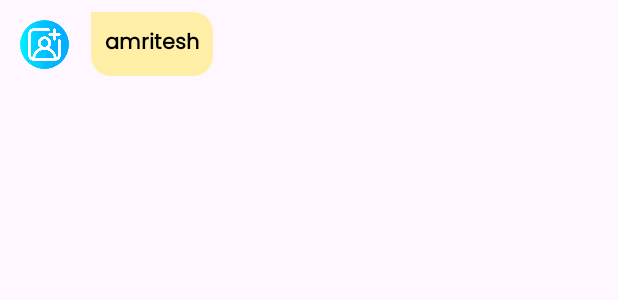
After one commit to amriteshamr/EasyChat-Chat-App, an Android app: the layout reciever_layout.xml on its own in the app's theme, with its tools: preview values and no code run, on a phone screen of 412 x 824 dp. The commit adds this screen. Shown: the top 300 px of the screen. Run offline under Robolectric (Android 15) with nearby library versions, the phone set to English and light mode, and no system bars.

Commit message:
third-commit

```diff
--- /dev/null
+++ b/app/src/main/res/drawable/reciever_shape.xml
@@ -0,0 +1,10 @@
+<?xml version="1.0" encoding="utf-8"?>
+<shape xmlns:android="http://schemas.android.com/apk/res/android">
+
+        <solid android:color="#ffefa6"/>
+        <corners android:topRightRadius="@dimen/_10sdp"
+            android:bottomRightRadius="@dimen/_10sdp"
+            android:bottomLeftRadius="@dimen/_10sdp"/>
+
+
+</shape>
--- a/app/src/main/res/layout/activity_chat_win.xml
+++ b/app/src/main/res/layout/activity_chat_win.xml
@@ -43,6 +43,7 @@
     </LinearLayout>
 
     <androidx.recyclerview.widget.RecyclerView
+        android:id="@+id/msgAdapter"
         android:layout_width="match_parent"
         android:layout_height="543.00dp"
         android:layout_alignParentTop="true"
@@ -72,6 +73,7 @@
             android:layout_weight="1">
 
             <EditText
+                android:id="@+id/textMsg"
                 android:layout_width="338dp"
                 android:layout_height="45dp"
                 android:layout_marginLeft="@dimen/_10sdp"
@@ -86,6 +88,7 @@
         </androidx.cardview.widget.CardView>
 
         <androidx.cardview.widget.CardView
+            android:id="@+id/sendbtn"
             android:layout_width="100.50dp"
             android:layout_height="45.50dp"
             android:background="@color/white"
--- /dev/null
+++ b/app/src/main/res/layout/reciever_layout.xml
@@ -0,0 +1,36 @@
+<?xml version="1.0" encoding="utf-8"?>
+<RelativeLayout xmlns:android="http://schemas.android.com/apk/res/android"
+    android:layout_width="match_parent"
+    android:layout_height="wrap_content">
+
+
+    <de.hdodenhof.circleimageview.CircleImageView
+        android:id="@+id/recieverImage"
+        android:layout_width="@dimen/_25sdp"
+        android:layout_height="@dimen/_25sdp"
+        android:layout_alignParentLeft="true"
+        android:layout_centerVertical="true"
+        android:layout_marginStart="@dimen/_10sdp"
+        android:layout_marginTop="@dimen/_10sdp"
+        android:layout_marginEnd="@dimen/_10sdp"
+        android:layout_marginBottom="@dimen/_10sdp"
+        android:src="@drawable/photocamera" />
+
+    <TextView
+        android:id="@+id/recivertextset"
+        android:layout_width="wrap_content"
+        android:layout_height="wrap_content"
+        android:layout_centerVertical="true"
+        android:layout_marginStart="@dimen/_1sdp"
+        android:layout_marginTop="@dimen/_5sdp"
+        android:layout_marginEnd="@dimen/_5sdp"
+        android:layout_marginBottom="@dimen/_5sdp"
+        android:layout_toRightOf="@id/recieverImage"
+        android:background="@drawable/reciever_shape"
+        android:fontFamily="@font/poppins_regular"
+        android:padding="@dimen/_7sdp"
+        android:text="amritesh"
+        android:textColor="@color/black"
+        android:textStyle="bold" />
+
+</RelativeLayout>
```
Also changed, not shown: app/src/main/java/com/example/easychat/chatWin.java (+111 -1 lines), app/src/main/java/com/example/easychat/messagesAdapter.java (added, +104 -0 lines), app/src/main/java/com/example/easychat/msgModelClass.java (added, +40 -0 lines), app/src/main/res/drawable/sender_shape.xml (added, +11 -0 lines), app/src/main/res/layout/sender_layout.xml (added, +33 -0 lines).
